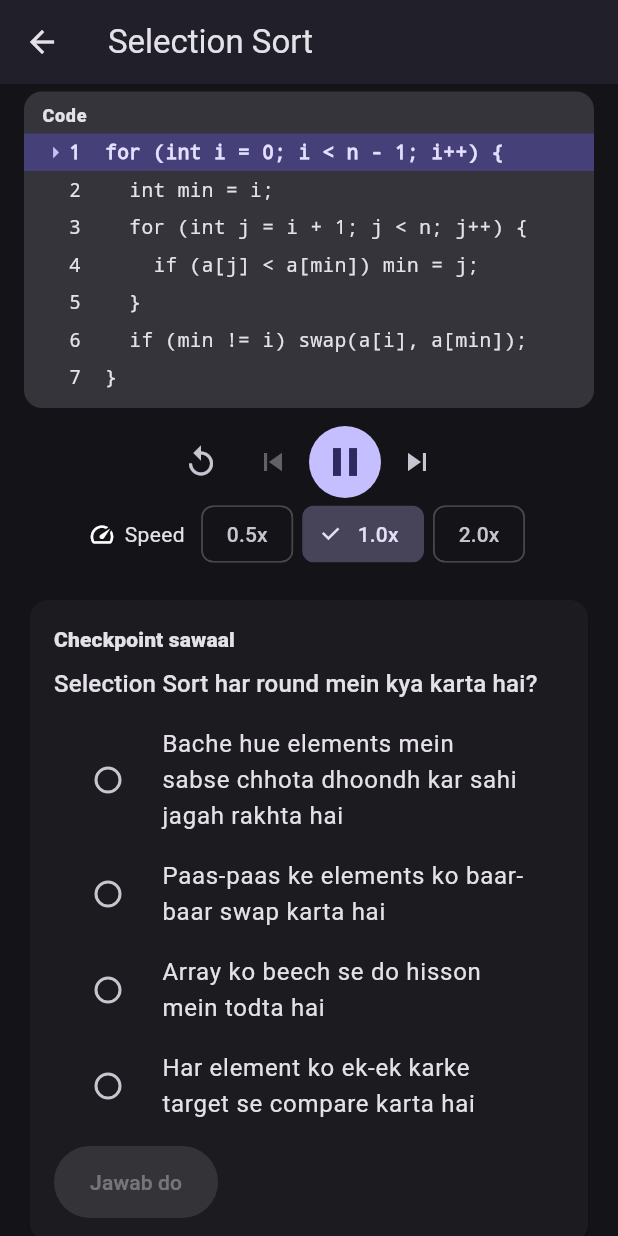
After one commit to satyamsharma-stacklab/abhay-app, a Flutter app: the SelectionSortPage screen opened directly, scrolled down 307 dp, after a tap on the "play arrow" icon, on a phone screen of 412 x 824 dp. The commit adds this screen. Run offline on Flutter 3.47's test engine with Material 3 defaults, Android fonts, the phone set to English and light mode, and no system bars.

Commit message:
Part 7 (2/5): Selection Sort generator, page, Visualize tab

```diff
--- /dev/null
+++ b/lib/features/algorithms/selection_sort/selection_sort_code.dart
@@ -0,0 +1,11 @@
+/// Selection Sort ka code, CodePanel ke liye.
+/// Index 0 se shuru, VisualizationStep.codeLine isi ko point karta hai.
+const List<String> selectionSortCodeLines = [
+  'for (int i = 0; i < n - 1; i++) {', // 0
+  '  int min = i;', // 1
+  '  for (int j = i + 1; j < n; j++) {', // 2
+  '    if (a[j] < a[min]) min = j;', // 3
+  '  }', // 4
+  '  if (min != i) swap(a[i], a[min]);', // 5
+  '}', // 6
+];
--- /dev/null
+++ b/lib/features/algorithms/selection_sort/selection_sort_generator.dart
@@ -0,0 +1,160 @@
+import '../../visualization/engine/algorithm_generator.dart';
+import '../../visualization/engine/checkpoint.dart';
+import '../../visualization/engine/visualization.dart';
+import '../../visualization/engine/visualization_state.dart';
+import '../../visualization/engine/visualization_step.dart';
+
+/// Selection Sort ke steps banata hai. `target` ignore hota hai.
+/// Same input -> hamesha same steps. Koi random ya time use nahi.
+class SelectionSortGenerator implements AlgorithmGenerator {
+  @override
+  String get algorithmId => 'selection_sort';
+
+  @override
+  String get title => 'Selection Sort';
+
+  @override
+  Visualization generate({required List<int> input, int? target}) {
+    final a = List<int>.of(input);
+    final n = a.length;
+    final initial = VisualizationState(array: List<int>.of(a));
+    final steps = <VisualizationStep>[];
+
+    // Har step mein array aur sorted list ki COPY leni zaroori hai,
+    // warna baad ke swaps purane steps ko bhi badal denge.
+    void add(
+      String op,
+      String text,
+      int line, {
+      Map<String, int> pointers = const {},
+      List<int> sorted = const [],
+      List<int> active = const [],
+    }) {
+      steps.add(VisualizationStep(
+        index: steps.length,
+        state: VisualizationState(
+          array: List<int>.of(a),
+          pointers: pointers,
+          highlighted: List<int>.of(sorted),
+        ),
+        operation: op,
+        explanationHinglish: text,
+        codeLine: line,
+        highlights: active,
+      ));
+    }
+
+    if (n <= 1) {
+      add(
+        'done',
+        n == 0
+            ? 'Array khali hai, sort karne ko kuch nahi.'
+            : 'Sirf ek element hai, wo pehle se sorted hai.',
+        0,
+        sorted: List<int>.generate(n, (i) => i),
+      );
+      return _build(initial, steps);
+    }
+
+    add(
+      'init',
+      'Selection Sort shuru. Har round mein bache hue elements mein '
+          'sabse chhota dhoondh kar uski sahi jagah par rakhenge.',
+      0,
+    );
+
+    final sorted = <int>[];
+    for (var i = 0; i < n - 1; i++) {
+      var min = i;
+
+      for (var j = i + 1; j < n; j++) {
+        add(
+          'compare',
+          'a[$j] = ${a[j]} ko ab tak ke sabse chhote a[$min] = ${a[min]} '
+              'se compare karte hain.',
+          3,
+          pointers: {'I': i, 'J': j, 'MIN': min},
+          sorted: sorted,
+          active: [j, min],
+        );
+
+        if (a[j] < a[min]) {
+          min = j;
+          add(
+            'new_min',
+            '${a[j]} chhota hai. Naya minimum mil gaya, MIN = $j.',
+            3,
+            pointers: {'I': i, 'J': j, 'MIN': min},
+            sorted: sorted,
+            active: [j],
+          );
+        }
+      }
+
+      // Is round ka index ab pakka ho gaya (swap ho ya na ho).
+      sorted.add(i);
+
+      if (min != i) {
+        final first = a[i];
+        final smallest = a[min];
+        a[i] = smallest;
+        a[min] = first;
+        add(
+          'swap',
+          'Sabse chhota $smallest index $min par mila. Use a[$i] ke '
+              'saath badal diya. Ab a[$i] = $smallest.',
+          5,
+          pointers: {'I': i, 'MIN': min},
+          sorted: sorted,
+          active: [i, min],
+        );
+      } else {
+        add(
+          'no_swap',
+          'a[$i] = ${a[i]} pehle se sabse chhota hai. Swap ki zaroorat '
+              'nahi.',
+          5,
+          pointers: {'I': i, 'MIN': min},
+          sorted: sorted,
+          active: [i],
+        );
+      }
+    }
+
+    add(
+      'done',
+      'Saare rounds poore. Poora array sorted hai.',
+      6,
+      sorted: List<int>.generate(n, (k) => k),
+    );
+    return _build(initial, steps);
+  }
+
+  Visualization _build(
+    VisualizationState initial,
+    List<VisualizationStep> steps,
+  ) {
+    return Visualization(
+      id: 'selection_sort_viz',
+      algorithmId: algorithmId,
+      title: title,
+      initialState: initial,
+      steps: steps,
+      checkpoint: const Checkpoint(
+        question: 'Selection Sort har round mein kya karta hai?',
+        options: [
+          'Bache hue elements mein sabse chhota dhoondh kar sahi jagah rakhta hai',
+          'Paas-paas ke elements ko baar-baar swap karta hai',
+          'Array ko beech se do hisson mein todta hai',
+          'Har element ko ek-ek karke target se compare karta hai',
+        ],
+        correctIndex: 0,
+        explanationHinglish:
+            'Selection Sort har round mein unsorted hisse ka sabse chhota '
+            'element chunta hai aur use aage ki sahi jagah par rakh deta '
+            'hai. Compare bahut hote hain, isliye ye O(n^2) hai.',
+      ),
+      complexity: const Complexity(time: 'O(n^2)', space: 'O(1)'),
+    );
+  }
+}
--- /dev/null
+++ b/lib/features/algorithms/selection_sort/selection_sort_page.dart
@@ -0,0 +1,36 @@
+import 'package:flutter/material.dart';
+
+import '../../visualization/widgets/checkpoint_card.dart';
+import '../../visualization/widgets/visualization_player.dart';
+import 'selection_sort_code.dart';
+import 'selection_sort_generator.dart';
+
+/// Selection Sort: player + neeche checkpoint sawaal.
+/// Bubble Sort page jaisa saancha, bas generator aur code alag.
+class SelectionSortPage extends StatelessWidget {
+  const SelectionSortPage({super.key});
+
+  // Classic example: new_min aur swap dono dikhte hain.
+  static const _input = [64, 25, 12, 22, 11];
+
+  @override
+  Widget build(BuildContext context) {
+    final viz = SelectionSortGenerator().generate(input: _input);
+
+    return Scaffold(
+      appBar: AppBar(title: Text(viz.title)),
+      body: ListView(
+        key: const Key('page-selection-sort'),
+        padding: const EdgeInsets.all(16),
+        children: [
+          VisualizationPlayer(
+            visualization: viz,
+            codeLines: selectionSortCodeLines,
+          ),
+          const SizedBox(height: 16),
+          CheckpointCard(checkpoint: viz.checkpoint),
+        ],
+      ),
+    );
+  }
+}
--- a/lib/features/visualization/visualize_page.dart
+++ b/lib/features/visualization/visualize_page.dart
@@ -7,14 +7,20 @@ import '../../shared/widgets/section_header.dart';
 import '../algorithms/binary_search/binary_search_page.dart';
 import '../algorithms/bubble_sort/bubble_sort_page.dart';
 import '../algorithms/linear_search/linear_search_page.dart';
+import '../algorithms/selection_sort/selection_sort_page.dart';
 
 /// Playable topics ki list. Jo algorithm ready hai wo khulta hai,
 /// baaki par "Jald aa raha hai" dikhta hai.
 class VisualizePage extends StatelessWidget {
   const VisualizePage({super.key});
 
-  /// Abhi Linear Search, Binary Search aur Bubble Sort ready hain.
-  static const _readyIds = {'linear-search', 'binary-search', 'bubble-sort'};
+  /// Abhi Linear, Binary Search, Bubble aur Selection Sort ready hain.
+  static const _readyIds = {
+    'linear-search',
+    'binary-search',
+    'bubble-sort',
+    'selection-sort',
+  };
 
   /// Topic id se uska page banata hai. Nayi algorithm = nayi line yahan.
   Widget _pageFor(String id) {
@@ -25,6 +31,8 @@ class VisualizePage extends StatelessWidget {
         return const BinarySearchPage();
       case 'bubble-sort':
         return const BubbleSortPage();
+      case 'selection-sort':
+        return const SelectionSortPage();
       default:
         throw ArgumentError('Is topic ka page nahi hai: $id');
     }
```
Also changed, not shown: 3 other files.
